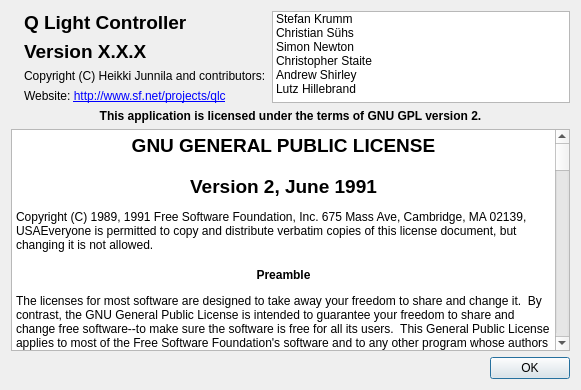
Old version of the form ui/src/aboutbox.ui in the repository Andersbakken/qlc.
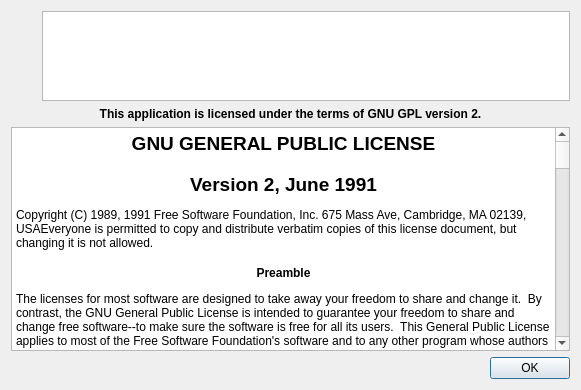
New version of the form. Icons and pictures are not drawn.

Commit message: Created finnish translation to QLC. Made image loaders take the list of supported image formats from QImageReader.

What changed in the file:
```diff
--- a/ui/src/aboutbox.ui
+++ b/ui/src/aboutbox.ui
@@ -50,7 +50,7 @@
       </font>
      </property>
      <property name="text">
-      <string>Q Light Controller</string>
+      <string/>
      </property>
      <property name="alignment">
       <set>Qt::AlignBottom|Qt::AlignLeading|Qt::AlignLeft</set>
@@ -68,36 +68,6 @@
      <property name="toolTip">
       <string>Contributors</string>
      </property>
-     <item>
-      <property name="text">
-       <string>Stefan Krumm</string>
-      </property>
-     </item>
-     <item>
-      <property name="text">
-       <string>Christian Sühs</string>
-      </property>
-     </item>
-     <item>
-      <property name="text">
-       <string>Simon Newton</string>
-      </property>
-     </item>
-     <item>
-      <property name="text">
-       <string>Christopher Staite</string>
-      </property>
-     </item>
-     <item>
-      <property name="text">
-       <string>Andrew Shirley</string>
-      </property>
-     </item>
-     <item>
-      <property name="text">
-       <string>Lutz Hillebrand</string>
-      </property>
-     </item>
     </widget>
    </item>
    <item row="1" column="1">
@@ -111,7 +81,7 @@
       </font>
      </property>
      <property name="text">
-      <string>Version X.X.X</string>
+      <string/>
      </property>
      <property name="alignment">
       <set>Qt::AlignLeading|Qt::AlignLeft|Qt::AlignTop</set>
@@ -120,17 +90,13 @@
    </item>
    <item row="2" column="1">
     <widget class="QLabel" name="m_copyrightLabel">
-     <property name="text">
-      <string>Copyright (C) Heikki Junnila and contributors:</string>
+     <property name="textFormat">
+      <enum>Qt::RichText</enum>
      </property>
     </widget>
    </item>
    <item row="3" column="1">
-    <widget class="QLabel" name="label_2">
-     <property name="text">
-      <string>Website: &lt;A HREF=&quot;http://www.sf.net/projects/qlc&quot;&gt;http://www.sf.net/projects/qlc&lt;/a&gt;</string>
-     </property>
-    </widget>
+    <widget class="QLabel" name="m_websiteLabel"/>
    </item>
    <item row="4" column="0" colspan="3">
     <widget class="QLabel" name="m_licenseLabel">
@@ -174,7 +140,7 @@
 &lt;p style=&quot; margin-top:12px; margin-bottom:12px; margin-left:0px; margin-right:0px; -qt-block-indent:0; text-indent:0px;&quot;&gt;&lt;span style=&quot; font-family:'Arial'; font-size:9pt;&quot;&gt;Finally, any free program is threatened constantly by software patents.  We wish to avoid the danger that redistributors of a free program will individually obtain patent licenses, in effect making the program proprietary.  To prevent this, we have made it clear that any patent must be licensed for everyone's free use or not licensed at all.&lt;/span&gt;&lt;/p&gt;
 &lt;p style=&quot; margin-top:12px; margin-bottom:12px; margin-left:0px; margin-right:0px; -qt-block-indent:0; text-indent:0px;&quot;&gt;&lt;span style=&quot; font-family:'Arial'; font-size:9pt;&quot;&gt;The precise terms and conditions for copying, distribution and modification follow.&lt;/span&gt;&lt;/p&gt;
 &lt;p align=&quot;center&quot; style=&quot; margin-top:18px; margin-bottom:12px; margin-left:0px; margin-right:0px; -qt-block-indent:0; text-indent:0px;&quot;&gt;&lt;span style=&quot; font-family:'Arial'; font-size:9pt; font-weight:600;&quot;&gt;GNU GENERAL PUBLIC LICENSE TERMS AND CONDITIONS FOR COPYING, DISTRIBUTION AND MODIFICATION&lt;/span&gt;&lt;/p&gt;
-&lt;p style=&quot; margin-top:12px; margin-bottom:12px; margin-left:0px; margin-right:0px; -qt-block-indent:0; text-indent:0px;&quot;&gt;&lt;span style=&quot; font-family:'Arial'; font-size:9pt;&quot;&gt;0. This License applies to any program or other work which containsa notice placed by the copyright holder saying it may be distributedunder the terms of this General Public License.  The &quot;Program&quot;, below,refers to any such program or work, and a &quot;work based on the Program&quot;means either the Program or any derivative work under copyright law:that is to say, a work containing the Program or a portion of it,either verbatim or with modifications and/or translated into anotherlanguage.  (Hereinafter, translation is included without limitation inthe term &quot;modification&quot;.)  Each licensee is addressed as &quot;you&quot;.&lt;/span&gt;&lt;/p&gt;
+&lt;p style=&quot; margin-top:12px; margin-bottom:12px; margin-left:0px; margin-right:0px; -qt-block-indent:0; text-indent:0px;&quot;&gt;&lt;span style=&quot; font-family:'Arial'; font-size:9pt;&quot;&gt;0. This License applies to any program or other work which containsa notice placed by the copyright holder saying it may be distributedunder the terms of this General Public License.  The &amp;quot;Program&amp;quot;, below,refers to any such program or work, and a &amp;quot;work based on the Program&amp;quot;means either the Program or any derivative work under copyright law:that is to say, a work containing the Program or a portion of it,either verbatim or with modifications and/or translated into anotherlanguage.  (Hereinafter, translation is included without limitation inthe term &amp;quot;modification&amp;quot;.)  Each licensee is addressed as &amp;quot;you&amp;quot;.&lt;/span&gt;&lt;/p&gt;
 &lt;p style=&quot; margin-top:12px; margin-bottom:12px; margin-left:0px; margin-right:0px; -qt-block-indent:0; text-indent:0px;&quot;&gt;&lt;span style=&quot; font-family:'Arial'; font-size:9pt;&quot;&gt;Activities other than copying, distribution and modification are notcovered by this License; they are outside its scope.  The act ofrunning the Program is not restricted, and the output from the Programis covered only if its contents constitute a work based on theProgram (independent of having been made by running the Program).Whether that is true depends on what the Program does.&lt;/span&gt;&lt;/p&gt;
 &lt;p style=&quot; margin-top:12px; margin-bottom:12px; margin-left:0px; margin-right:0px; -qt-block-indent:0; text-indent:0px;&quot;&gt;&lt;span style=&quot; font-family:'Arial'; font-size:9pt;&quot;&gt;1. You may copy and distribute verbatim copies of the Program'ssource code as you receive it, in any medium, provided that youconspicuously and appropriately publish on each copy an appropriatecopyright notice and disclaimer of warranty; keep intact all thenotices that refer to this License and to the absence of any warranty;and give any other recipients of the Program a copy of this Licensealong with the Program.&lt;/span&gt;&lt;/p&gt;
 &lt;p style=&quot; margin-top:12px; margin-bottom:12px; margin-left:0px; margin-right:0px; -qt-block-indent:0; text-indent:0px;&quot;&gt;&lt;span style=&quot; font-family:'Arial'; font-size:9pt;&quot;&gt;You may charge a fee for the physical act of transferring a copy, andyou may at your option offer warranty protection in exchange for a fee.&lt;/span&gt;&lt;/p&gt;
@@ -200,10 +166,10 @@
 &lt;p style=&quot; margin-top:12px; margin-bottom:12px; margin-left:0px; margin-right:0px; -qt-block-indent:0; text-indent:0px;&quot;&gt;&lt;span style=&quot; font-family:'Arial'; font-size:9pt;&quot;&gt;This section is intended to make thoroughly clear what is believed tobe a consequence of the rest of this License.&lt;/span&gt;&lt;/p&gt;
 &lt;p style=&quot; margin-top:12px; margin-bottom:12px; margin-left:0px; margin-right:0px; -qt-block-indent:0; text-indent:0px;&quot;&gt;&lt;span style=&quot; font-family:'Arial'; font-size:9pt;&quot;&gt;8. If the distribution and/or use of the Program is restricted incertain countries either by patents or by copyrighted interfaces, theoriginal copyright holder who places the Program under this Licensemay add an explicit geographical distribution limitation excludingthose countries, so that distribution is permitted only in or amongcountries not thus excluded.  In such case, this License incorporatesthe limitation as if written in the body of this License.&lt;/span&gt;&lt;/p&gt;
 &lt;p style=&quot; margin-top:12px; margin-bottom:12px; margin-left:0px; margin-right:0px; -qt-block-indent:0; text-indent:0px;&quot;&gt;&lt;span style=&quot; font-family:'Arial'; font-size:9pt;&quot;&gt;9. The Free Software Foundation may publish revised and/or new versionsof the General Public License from time to time.  Such new versions willbe similar in spirit to the present version, but may differ in detail toaddress new problems or concerns.&lt;/span&gt;&lt;/p&gt;
-&lt;p style=&quot; margin-top:12px; margin-bottom:12px; margin-left:0px; margin-right:0px; -qt-block-indent:0; text-indent:0px;&quot;&gt;&lt;span style=&quot; font-family:'Arial'; font-size:9pt;&quot;&gt;Each version is given a distinguishing version number.  If the Programspecifies a version number of this License which applies to it and &quot;anylater version&quot;, you have the option of following the terms and conditionseither of that version or of any later version published by the FreeSoftware Foundation.  If the Program does not specify a version number ofthis License, you may choose any version ever published by the Free SoftwareFoundation.&lt;/span&gt;&lt;/p&gt;
+&lt;p style=&quot; margin-top:12px; margin-bottom:12px; margin-left:0px; margin-right:0px; -qt-block-indent:0; text-indent:0px;&quot;&gt;&lt;span style=&quot; font-family:'Arial'; font-size:9pt;&quot;&gt;Each version is given a distinguishing version number.  If the Programspecifies a version number of this License which applies to it and &amp;quot;anylater version&amp;quot;, you have the option of following the terms and conditionseither of that version or of any later version published by the FreeSoftware Foundation.  If the Program does not specify a version number ofthis License, you may choose any version ever published by the Free SoftwareFoundation.&lt;/span&gt;&lt;/p&gt;
 &lt;p style=&quot; margin-top:12px; margin-bottom:12px; margin-left:0px; margin-right:0px; -qt-block-indent:0; text-indent:0px;&quot;&gt;&lt;span style=&quot; font-family:'Arial'; font-size:9pt;&quot;&gt;10. If you wish to incorporate parts of the Program into other freeprograms whose distribution conditions are different, write to the authorto ask for permission.  For software which is copyrighted by the FreeSoftware Foundation, write to the Free Software Foundation; we sometimesmake exceptions for this.  Our decision will be guided by the two goalsof preserving the free status of all derivatives of our free software andof promoting the sharing and reuse of software generally.&lt;/span&gt;&lt;/p&gt;
 &lt;p align=&quot;center&quot; style=&quot; margin-top:18px; margin-bottom:12px; margin-left:0px; margin-right:0px; -qt-block-indent:0; text-indent:0px;&quot;&gt;&lt;span style=&quot; font-family:'Arial'; font-size:9pt; font-weight:600;&quot;&gt;NO WARRANTY&lt;/span&gt;&lt;/p&gt;
-&lt;p style=&quot; margin-top:12px; margin-bottom:12px; margin-left:0px; margin-right:0px; -qt-block-indent:0; text-indent:0px;&quot;&gt;&lt;span style=&quot; font-family:'Arial'; font-size:9pt;&quot;&gt;11. BECAUSE THE PROGRAM IS LICENSED FREE OF CHARGE, THERE IS NO WARRANTYFOR THE PROGRAM, TO THE EXTENT PERMITTED BY APPLICABLE LAW.  EXCEPT WHENOTHERWISE STATED IN WRITING THE COPYRIGHT HOLDERS AND/OR OTHER PARTIESPROVIDE THE PROGRAM &quot;AS IS&quot; WITHOUT WARRANTY OF ANY KIND, EITHER EXPRESSEDOR IMPLIED, INCLUDING, BUT NOT LIMITED TO, THE IMPLIED WARRANTIES OFMERCHANTABILITY AND FITNESS FOR A PARTICULAR PURPOSE.  THE ENTIRE RISK ASTO THE QUALITY AND PERFORMANCE OF THE PROGRAM IS WITH YOU.  SHOULD THEPROGRAM PROVE DEFECTIVE, YOU ASSUME THE COST OF ALL NECESSARY SERVICING,REPAIR OR CORRECTION.&lt;/span&gt;&lt;/p&gt;
+&lt;p style=&quot; margin-top:12px; margin-bottom:12px; margin-left:0px; margin-right:0px; -qt-block-indent:0; text-indent:0px;&quot;&gt;&lt;span style=&quot; font-family:'Arial'; font-size:9pt;&quot;&gt;11. BECAUSE THE PROGRAM IS LICENSED FREE OF CHARGE, THERE IS NO WARRANTYFOR THE PROGRAM, TO THE EXTENT PERMITTED BY APPLICABLE LAW.  EXCEPT WHENOTHERWISE STATED IN WRITING THE COPYRIGHT HOLDERS AND/OR OTHER PARTIESPROVIDE THE PROGRAM &amp;quot;AS IS&amp;quot; WITHOUT WARRANTY OF ANY KIND, EITHER EXPRESSEDOR IMPLIED, INCLUDING, BUT NOT LIMITED TO, THE IMPLIED WARRANTIES OFMERCHANTABILITY AND FITNESS FOR A PARTICULAR PURPOSE.  THE ENTIRE RISK ASTO THE QUALITY AND PERFORMANCE OF THE PROGRAM IS WITH YOU.  SHOULD THEPROGRAM PROVE DEFECTIVE, YOU ASSUME THE COST OF ALL NECESSARY SERVICING,REPAIR OR CORRECTION.&lt;/span&gt;&lt;/p&gt;
 &lt;p style=&quot; margin-top:12px; margin-bottom:12px; margin-left:0px; margin-right:0px; -qt-block-indent:0; text-indent:0px;&quot;&gt;&lt;span style=&quot; font-family:'Arial'; font-size:9pt;&quot;&gt;12. IN NO EVENT UNLESS REQUIRED BY APPLICABLE LAW OR AGREED TO IN WRITINGWILL ANY COPYRIGHT HOLDER, OR ANY OTHER PARTY WHO MAY MODIFY AND/ORREDISTRIBUTE THE PROGRAM AS PERMITTED ABOVE, BE LIABLE TO YOU FOR DAMAGES,INCLUDING ANY GENERAL, SPECIAL, INCIDENTAL OR CONSEQUENTIAL DAMAGES ARISINGOUT OF THE USE OR INABILITY TO USE THE PROGRAM (INCLUDING BUT NOT LIMITEDTO LOSS OF DATA OR DATA BEING RENDERED INACCURATE OR LOSSES SUSTAINED BYYOU OR THIRD PARTIES OR A FAILURE OF THE PROGRAM TO OPERATE WITH ANY OTHERPROGRAMS), EVEN IF SUCH HOLDER OR OTHER PARTY HAS BEEN ADVISED OF THEPOSSIBILITY OF SUCH DAMAGES.&lt;/span&gt;&lt;/p&gt;
 &lt;p align=&quot;center&quot; style=&quot; margin-top:18px; margin-bottom:12px; margin-left:0px; margin-right:0px; -qt-block-indent:0; text-indent:0px;&quot;&gt;&lt;span style=&quot; font-family:'Arial'; font-size:9pt; font-weight:600;&quot;&gt;END OF TERMS AND CONDITIONS&lt;/span&gt;&lt;/p&gt;&lt;/body&gt;&lt;/html&gt;</string>
      </property>
```
Left out of the diff: 6 changed lines with no effect on the pictures. The commit also changes 12 other files.
